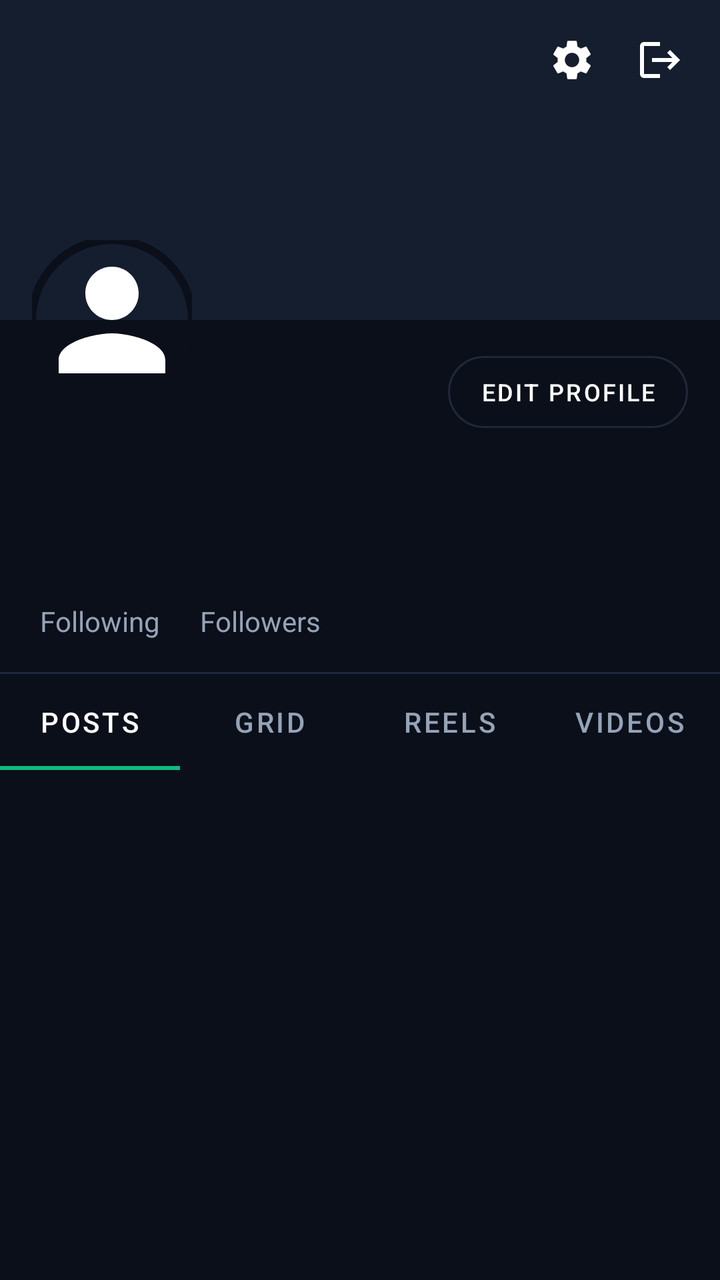
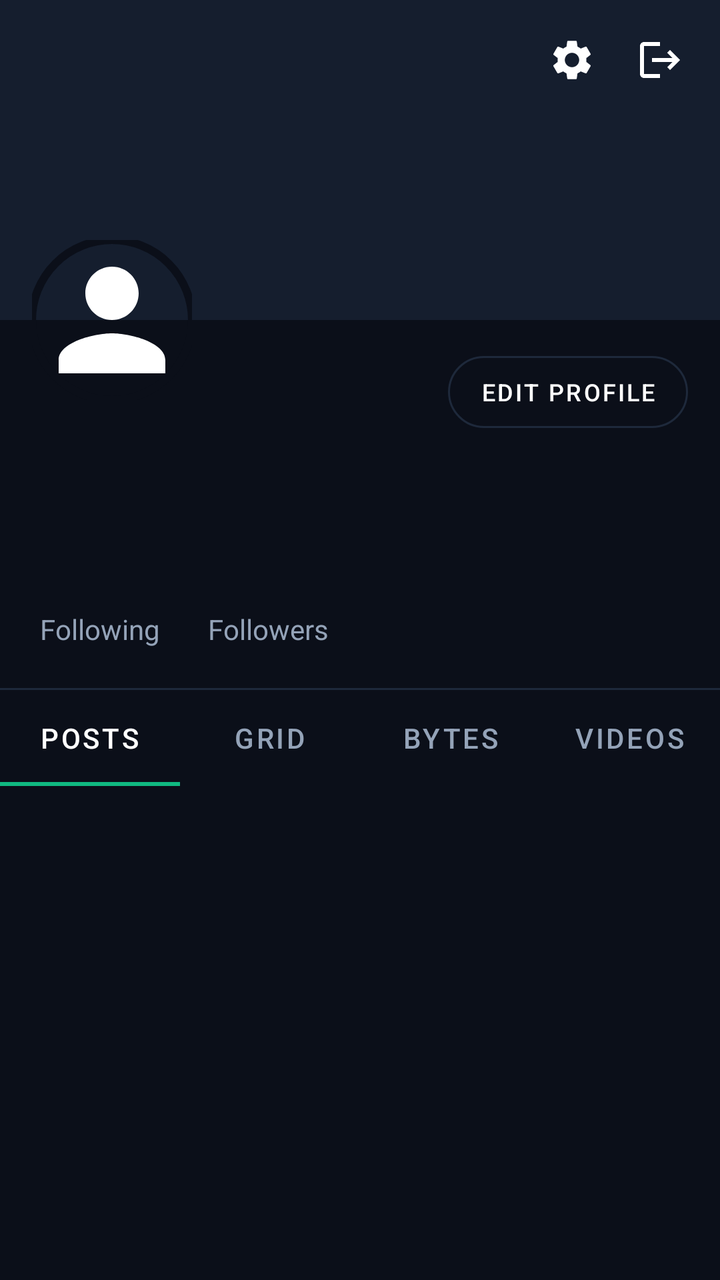

An Android layout rendered at two revisions. The XML below is the earlier revision; the diff shows what the commit changed to produce the second picture.
<!-- AndroidManifest.xml: application theme Theme.Nexa -->
<!-- res/layout/fragment_profile.xml -->
<?xml version="1.0" encoding="utf-8"?>
<androidx.core.widget.NestedScrollView xmlns:android="http://schemas.android.com/apk/res/android"
    xmlns:app="http://schemas.android.com/apk/res-auto"
    android:layout_width="match_parent"
    android:layout_height="match_parent"
    android:background="@color/background_dark"
    android:fillViewport="true">

    <androidx.constraintlayout.widget.ConstraintLayout
        android:layout_width="match_parent"
        android:layout_height="wrap_content">

        
        <ImageView
            android:id="@+id/ivCover"
            android:layout_width="match_parent"
            android:layout_height="160dp"
            android:background="@color/background_card"
            android:scaleType="centerCrop"
            app:layout_constraintTop_toTopOf="parent" />

        <com.google.android.material.imageview.ShapeableImageView
            android:id="@+id/ivAvatar"
            android:layout_width="80dp"
            android:layout_height="80dp"
            android:layout_marginStart="16dp"
            android:scaleType="centerCrop"
            android:src="@drawable/ic_profile"
            app:layout_constraintBottom_toBottomOf="@id/ivCover"
            app:layout_constraintStart_toStartOf="parent"
            app:layout_constraintTop_toBottomOf="@id/ivCover"
            app:shapeAppearanceOverlay="@style/ShapeAppearanceOverlay.App.CornerSize50Percent"
            app:strokeColor="@color/background_dark"
            app:strokeWidth="4dp" />

        <com.google.android.material.button.MaterialButton
            android:id="@+id/btnEditProfile"
            style="@style/Widget.MaterialComponents.Button.OutlinedButton"
            android:layout_width="wrap_content"
            android:layout_height="wrap_content"
            android:layout_marginTop="12dp"
            android:layout_marginEnd="16dp"
            android:text="Edit Profile"
            android:textColor="@color/text_white"
            android:textSize="12sp"
            app:cornerRadius="20dp"
            app:layout_constraintEnd_toEndOf="parent"
            app:layout_constraintTop_toBottomOf="@id/ivCover"
            app:strokeColor="@color/border_dark" />

        <com.google.android.material.button.MaterialButton
            android:id="@+id/btnFollow"
            android:layout_width="wrap_content"
            android:layout_height="wrap_content"
            android:layout_marginTop="12dp"
            android:layout_marginEnd="16dp"
            android:backgroundTint="@color/brand_emerald"
            android:text="Follow"
            android:textColor="@color/text_white"
            android:textSize="12sp"
            android:visibility="gone"
            app:cornerRadius="20dp"
            app:layout_constraintEnd_toEndOf="parent"
            app:layout_constraintTop_toBottomOf="@id/ivCover" />

        <com.google.android.material.button.MaterialButton
            android:id="@+id/btnMessage"
            style="@style/Widget.MaterialComponents.Button.OutlinedButton"
            android:layout_width="wrap_content"
            android:layout_height="wrap_content"
            android:layout_marginTop="12dp"
            android:layout_marginEnd="8dp"
            android:text="Message"
            android:textColor="@color/text_white"
            android:textSize="12sp"
            android:visibility="gone"
            app:cornerRadius="20dp"
            app:layout_constraintEnd_toStartOf="@id/btnFollow"
            app:layout_constraintTop_toBottomOf="@id/ivCover"
            app:strokeColor="@color/border_dark" />

        <ImageButton
            android:id="@+id/btnSettings"
            android:layout_width="36dp"
            android:layout_height="36dp"
            android:layout_marginTop="12dp"
            android:layout_marginEnd="8dp"
            android:background="?attr/selectableItemBackgroundBorderless"
            android:contentDescription="Settings"
            android:src="@drawable/ic_settings"
            app:layout_constraintEnd_toStartOf="@id/btnLogout"
            app:layout_constraintTop_toTopOf="parent"
            app:tint="@color/text_white" />

        <ImageButton
            android:id="@+id/btnLogout"
            android:layout_width="36dp"
            android:layout_height="36dp"
            android:layout_margin="12dp"
            android:background="?attr/selectableItemBackgroundBorderless"
            android:contentDescription="Logout"
            android:src="@drawable/ic_logout"
            app:layout_constraintEnd_toEndOf="parent"
            app:layout_constraintTop_toTopOf="parent"
            app:tint="@color/text_white" />

        
        <TextView
            android:id="@+id/tvDisplayName"
            android:layout_width="0dp"
            android:layout_height="wrap_content"
            android:layout_marginStart="16dp"
            android:layout_marginTop="8dp"
            android:layout_marginEnd="16dp"
            android:textColor="@color/text_white"
            android:textSize="20sp"
            android:textStyle="bold"
            app:layout_constraintEnd_toEndOf="parent"
            app:layout_constraintStart_toStartOf="parent"
            app:layout_constraintTop_toBottomOf="@id/ivAvatar" />

        <TextView
            android:id="@+id/tvUsername"
            android:layout_width="0dp"
            android:layout_height="wrap_content"
            android:layout_marginStart="16dp"
            android:layout_marginEnd="16dp"
            android:textColor="@color/text_secondary"
            android:textSize="14sp"
            app:layout_constraintEnd_toEndOf="parent"
            app:layout_constraintStart_toStartOf="parent"
            app:layout_constraintTop_toBottomOf="@id/tvDisplayName" />

        <TextView
            android:id="@+id/tvBio"
            android:layout_width="0dp"
            android:layout_height="wrap_content"
            android:layout_marginStart="16dp"
            android:layout_marginTop="12dp"
            android:layout_marginEnd="16dp"
            android:textColor="@color/text_white"
            android:textSize="14sp"
            app:layout_constraintEnd_toEndOf="parent"
            app:layout_constraintStart_toStartOf="parent"
            app:layout_constraintTop_toBottomOf="@id/tvUsername" />

        
        <LinearLayout
            android:id="@+id/statsContainer"
            android:layout_width="match_parent"
            android:layout_height="wrap_content"
            android:layout_marginTop="16dp"
            android:orientation="horizontal"
            android:paddingStart="16dp"
            android:paddingEnd="16dp"
            app:layout_constraintTop_toBottomOf="@id/tvBio">

            <TextView
                android:id="@+id/tvFollowingCount"
                android:layout_width="wrap_content"
                android:layout_height="wrap_content"
                android:textColor="@color/text_white"
                android:textSize="14sp"
                android:textStyle="bold" />

            <TextView
                android:layout_width="wrap_content"
                android:layout_height="wrap_content"
                android:layout_marginStart="4dp"
                android:text="Following"
                android:textColor="@color/text_secondary"
                android:textSize="14sp" />

            <TextView
                android:id="@+id/tvFollowersCount"
                android:layout_width="wrap_content"
                android:layout_height="wrap_content"
                android:layout_marginStart="16dp"
                android:textColor="@color/text_white"
                android:textSize="14sp"
                android:textStyle="bold" />

            <TextView
                android:layout_width="wrap_content"
                android:layout_height="wrap_content"
                android:layout_marginStart="4dp"
                android:text="Followers"
                android:textColor="@color/text_secondary"
                android:textSize="14sp" />
        </LinearLayout>

        <View
            android:id="@+id/divider"
            android:layout_width="match_parent"
            android:layout_height="1dp"
            android:layout_marginTop="16dp"
            android:background="@color/border_dark"
            app:layout_constraintTop_toBottomOf="@id/statsContainer" />

        
        <com.google.android.material.tabs.TabLayout
            android:id="@+id/tabLayout"
            android:layout_width="match_parent"
            android:layout_height="wrap_content"
            android:background="@color/background_dark"
            app:layout_constraintTop_toBottomOf="@id/divider"
            app:tabIndicatorColor="@color/brand_emerald"
            app:tabSelectedTextColor="@color/text_white"
            app:tabTextColor="@color/text_secondary">

            <com.google.android.material.tabs.TabItem
                android:layout_width="wrap_content"
                android:layout_height="wrap_content"
                android:text="Posts" />
            <com.google.android.material.tabs.TabItem
                android:layout_width="wrap_content"
                android:layout_height="wrap_content"
                android:text="Grid" />
            <com.google.android.material.tabs.TabItem
                android:layout_width="wrap_content"
                android:layout_height="wrap_content"
                android:text="Reels" />
            <com.google.android.material.tabs.TabItem
                android:layout_width="wrap_content"
                android:layout_height="wrap_content"
                android:text="Videos" />
        </com.google.android.material.tabs.TabLayout>

        
        <androidx.recyclerview.widget.RecyclerView
            android:id="@+id/rvUserPosts"
            android:layout_width="match_parent"
            android:layout_height="0dp"
            app:layoutManager="androidx.recyclerview.widget.LinearLayoutManager"
            app:layout_constraintBottom_toBottomOf="parent"
            app:layout_constraintTop_toBottomOf="@id/tabLayout" />

        <ProgressBar
            android:id="@+id/progressBar"
            android:layout_width="wrap_content"
            android:layout_height="wrap_content"
            android:visibility="gone"
            app:layout_constraintBottom_toBottomOf="parent"
            app:layout_constraintEnd_toEndOf="parent"
            app:layout_constraintStart_toStartOf="parent"
            app:layout_constraintTop_toTopOf="parent" />

    </androidx.constraintlayout.widget.ConstraintLayout>

</androidx.core.widget.NestedScrollView>
<!-- resources referenced by this layout -->
<resources>
  <color name="background_card">#151E2E</color>
  <color name="background_dark">#0B0F19</color>
  <color name="border_dark">#1E293B</color>
  <color name="brand_emerald">#10B981</color>
  <color name="text_secondary">#94A3B8</color>
  <color name="text_white">#FFFFFF</color>
  <!-- drawable ic_logout (drawable) -->
  <vector xmlns:android="http://schemas.android.com/apk/res/android"
      android:width="24dp"
      android:height="24dp"
      android:viewportWidth="24"
      android:viewportHeight="24">
    <path
        android:fillColor="@android:color/white"
        android:pathData="M17,7l-1.41,1.41L18.17,11H8v2h10.17l-2.58,2.58L17,17l5,-5zM4,5h8V3H4c-1.1,0 -2,0.9 -2,2v14c0,1.1 0.9,2 2,2h8v-2H4V5z"/>
  </vector>
  <!-- drawable ic_profile (drawable) -->
  <vector xmlns:android="http://schemas.android.com/apk/res/android"
      android:width="24dp"
      android:height="24dp"
      android:viewportWidth="24"
      android:viewportHeight="24">
      <path
          android:fillColor="#FFFFFFFF"
          android:pathData="M12,12c2.21,0 4,-1.79 4,-4s-1.79,-4 -4,-4 -4,1.79 -4,4 1.79,4 4,4zM12,14c-2.67,0 -8,1.34 -8,4v2h16v-2c0,-2.66 -5.33,-4 -8,-4z" />
  </vector>
  <style name="ShapeAppearanceOverlay.App.CornerSize50Percent" parent="">
          <item name="cornerSize">50%</item>
      </style>
  <style name="Theme.Nexa" parent="Theme.MaterialComponents.DayNight.NoActionBar">
          
          <item name="colorPrimary">@color/brand_primary</item>
          <item name="colorPrimaryVariant">@color/brand_primary_dark</item>
          <item name="colorOnPrimary">@color/text_white</item>
          
          <item name="colorSecondary">@color/brand_cyan</item>
          <item name="colorSecondaryVariant">@color/brand_emerald</item>
          <item name="colorOnSecondary">@color/text_white</item>
          
          <item name="android:windowBackground">@color/background_light</item>
          <item name="colorSurface">@color/background_card_day</item>
          <item name="colorOnSurface">@color/text_dark_primary</item>
          <item name="colorOnBackground">@color/text_dark_primary</item>
          <item name="android:textColorPrimary">@color/text_dark_primary</item>
          <item name="android:textColorSecondary">@color/text_dark_secondary</item>
          <item name="android:statusBarColor">@color/background_light</item>
          <item name="android:windowLightStatusBar">true</item>
          <item name="android:navigationBarColor">@color/background_card_day</item>
      </style>
  <color name="brand_primary">#6366F1</color>
  <color name="brand_primary_dark">#4F46E5</color>
  <color name="brand_cyan">#06B6D4</color>
  <color name="background_light">#F8FAFC</color>
  <color name="background_card_day">#FFFFFF</color>
  <color name="text_dark_primary">#0F172A</color>
  <color name="text_dark_secondary">#475569</color>
  <!-- unchanged entries left out for length: 1 -->
</resources>

<!-- the commit's change to res/layout/fragment_profile.xml (unified diff, before → after) -->
@@ -155,38 +155,62 @@
             android:paddingEnd="16dp"
             app:layout_constraintTop_toBottomOf="@id/tvBio">
 
-            <TextView
-                android:id="@+id/tvFollowingCount"
-                android:layout_width="wrap_content"
-                android:layout_height="wrap_content"
-                android:textColor="@color/text_white"
-                android:textSize="14sp"
-                android:textStyle="bold" />
-
-            <TextView
-                android:layout_width="wrap_content"
-                android:layout_height="wrap_content"
-                android:layout_marginStart="4dp"
-                android:text="Following"
-                android:textColor="@color/text_secondary"
-                android:textSize="14sp" />
-
-            <TextView
-                android:id="@+id/tvFollowersCount"
-                android:layout_width="wrap_content"
-                android:layout_height="wrap_content"
-                android:layout_marginStart="16dp"
-                android:textColor="@color/text_white"
-                android:textSize="14sp"
-                android:textStyle="bold" />
-
-            <TextView
-                android:layout_width="wrap_content"
-                android:layout_height="wrap_content"
-                android:layout_marginStart="4dp"
-                android:text="Followers"
-                android:textColor="@color/text_secondary"
-                android:textSize="14sp" />
+            <LinearLayout
+                android:id="@+id/llFollowing"
+                android:layout_width="wrap_content"
+                android:layout_height="wrap_content"
+                android:orientation="horizontal"
+                android:gravity="center_vertical"
+                android:background="?attr/selectableItemBackground"
+                android:paddingTop="4dp"
+                android:paddingBottom="4dp"
+                android:paddingEnd="8dp">
+
+                <TextView
+                    android:id="@+id/tvFollowingCount"
+                    android:layout_width="wrap_content"
+                    android:layout_height="wrap_content"
+                    android:textColor="@color/text_white"
+                    android:textSize="14sp"
+                    android:textStyle="bold" />
+
+                <TextView
+                    android:layout_width="wrap_content"
+                    android:layout_height="wrap_content"
+                    android:layout_marginStart="4dp"
+                    android:text="Following"
+                    android:textColor="@color/text_secondary"
+                    android:textSize="14sp" />
+            </LinearLayout>
+
+            <LinearLayout
+                android:id="@+id/llFollowers"
+                android:layout_width="wrap_content"
+                android:layout_height="wrap_content"
+                android:layout_marginStart="12dp"
+                android:orientation="horizontal"
+                android:gravity="center_vertical"
+                android:background="?attr/selectableItemBackground"
+                android:paddingTop="4dp"
+                android:paddingBottom="4dp"
+                android:paddingEnd="8dp">
+
+                <TextView
+                    android:id="@+id/tvFollowersCount"
+                    android:layout_width="wrap_content"
+                    android:layout_height="wrap_content"
+                    android:textColor="@color/text_white"
+                    android:textSize="14sp"
+                    android:textStyle="bold" />
+
+                <TextView
+                    android:layout_width="wrap_content"
+                    android:layout_height="wrap_content"
+                    android:layout_marginStart="4dp"
+                    android:text="Followers"
+                    android:textColor="@color/text_secondary"
+                    android:textSize="14sp" />
+            </LinearLayout>
         </LinearLayout>
 
         <View
@@ -219,7 +243,7 @@
             <com.google.android.material.tabs.TabItem
                 android:layout_width="wrap_content"
                 android:layout_height="wrap_content"
-                android:text="Reels" />
+                android:text="Bytes" />
             <com.google.android.material.tabs.TabItem
                 android:layout_width="wrap_content"
                 android:layout_height="wrap_content"
